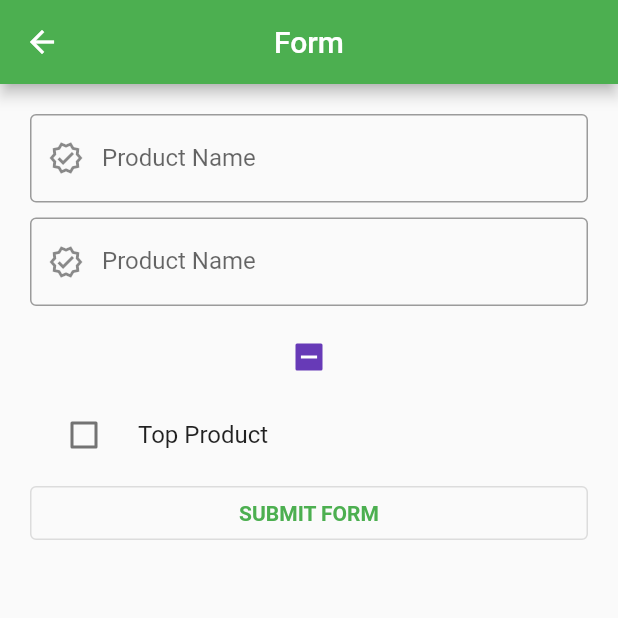
After one commit to Edilson10/flutter_Nav1_Projeto01, a Flutter app: the MyForm screen opened directly, on a phone screen of 412 x 824 dp, the top half of it. The commit adds this screen. Run offline on Flutter 3.47's test engine with Material 2 defaults, Android fonts, the phone set to English and light mode, and no system bars; our stand-ins replace dio.

Commit message:
form adicionado

```diff
--- a/lib/controllers/login_controller.dart
+++ b/lib/controllers/login_controller.dart
@@ -14,5 +14,9 @@ class LoginController {
     await Future.delayed(Duration(seconds: 2));
     inLoader.value = false;
     return _login == 'admin' && _pass == '123';
+    //  if (_login == 'admin' && _pass == '123') {
+    //   PrefsService.save(_login!);
+    // }
+    // return false;
   }
 }
--- /dev/null
+++ b/lib/pages/form.dart
@@ -0,0 +1,83 @@
+// ignore_for_file: prefer_const_constructors
+
+import 'package:flutter/material.dart';
+import 'package:flutter/src/widgets/container.dart';
+import 'package:flutter/src/widgets/framework.dart';
+
+class MyForm extends StatefulWidget {
+  const MyForm({super.key});
+
+  @override
+  State<MyForm> createState() => _MyFormState();
+}
+
+class _MyFormState extends State<MyForm> {
+  bool? _checkbox, _listTitleCheckBox = false;
+
+  @override
+  Widget build(BuildContext context) {
+    return Scaffold(
+      appBar: AppBar(
+        title: const Text('Form'),
+        centerTitle: true,
+      ),
+      body: Container(
+        padding: EdgeInsets.all(20),
+        child: ListView(
+          children: [
+            TextField(
+              decoration: InputDecoration(
+                  labelText: 'Product Name',
+                  prefixIcon: Icon(Icons.verified_outlined),
+                  border: OutlineInputBorder()),
+            ),
+            SizedBox(
+              height: 10.0,
+            ),
+            TextField(
+              decoration: InputDecoration(
+                  labelText: 'Product Name',
+                  prefixIcon: Icon(Icons.verified_outlined),
+                  border: OutlineInputBorder()),
+            ),
+            SizedBox(
+              height: 10.0,
+            ),
+            Checkbox(
+                checkColor: Colors.white,
+                activeColor: Colors.deepPurple,
+                tristate: true,
+                value: _checkbox,
+                onChanged: (value) {
+                  setState(() {
+                    _checkbox = value;
+                  });
+                }),
+            CheckboxListTile(
+              value: _listTitleCheckBox,
+              title: Text("Top Product"),
+              onChanged: (val) {
+                setState(
+                  () {
+                    _listTitleCheckBox = val;
+                  },
+                );
+              },
+              controlAffinity: ListTileControlAffinity.leading,
+            ),
+            myBtn(context),
+          ],
+        ),
+      ),
+    );
+  }
+
+  OutlinedButton myBtn(BuildContext context) {
+    return OutlinedButton(
+      // style: OutlineButton.styleForm(mininumSize: const Size(200, 50)),
+      onPressed: () {},
+      child: Text("Submit Form".toUpperCase(),
+          style: const TextStyle(fontWeight: FontWeight.bold)),
+    );
+  }
+}
```
Also changed, not shown: lib/pages/login_page.dart (+14 -1 lines), lib/pages/splash_page.dart (+8 -0 lines), services/prefis_service.dart (added, +32 -0 lines).
